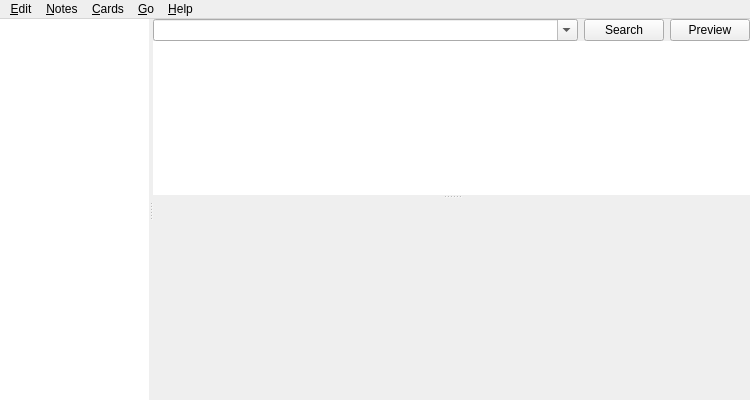
Qt form designer/browser.ui (ankitects/anki) before a commit.
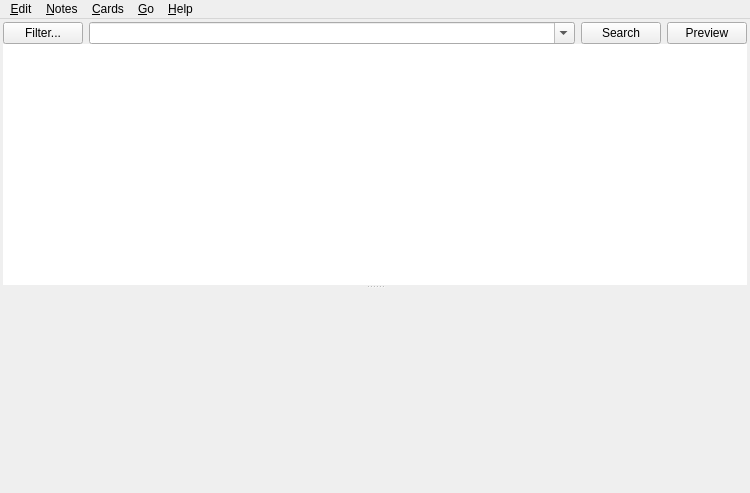
The same form after that commit. Icons and pictures are not drawn.

Commit message:
remove sidebar in browser
use a pop-up menu instead, which saves a lot of screen real estate and
should be more intuitive for new users

also:

- add options to manage note types and clear unused tags in the relevant
submenus
- shuffle a few shortcut keys
- remove the old favourites code - saving and removing now done via the
menu
- individual card templates now searchable

```diff
--- a/designer/browser.ui
+++ b/designer/browser.ui
@@ -7,7 +7,7 @@
     <x>0</x>
     <y>0</y>
     <width>750</width>
-    <height>400</height>
+    <height>493</height>
    </rect>
   </property>
   <property name="minimumSize">
@@ -26,35 +26,12 @@
   <widget class="QWidget" name="centralwidget">
    <layout class="QVBoxLayout" name="verticalLayout_3">
     <property name="spacing">
-     <number>0</number>
+     <number>3</number>
     </property>
     <property name="margin">
-     <number>0</number>
+     <number>3</number>
     </property>
     <item>
-     <widget class="QSplitter" name="splitter_2">
-      <property name="orientation">
-       <enum>Qt::Horizontal</enum>
-      </property>
-      <widget class="QTreeWidget" name="tree">
-       <property name="sizePolicy">
-        <sizepolicy hsizetype="Expanding" vsizetype="Expanding">
-         <horstretch>1</horstretch>
-         <verstretch>0</verstretch>
-        </sizepolicy>
-       </property>
-       <property name="frameShape">
-        <enum>QFrame::NoFrame</enum>
-       </property>
-       <attribute name="headerVisible">
-        <bool>false</bool>
-       </attribute>
-       <column>
-        <property name="text">
-         <string notr="true">1</string>
-        </property>
-       </column>
-      </widget>
       <widget class="QSplitter" name="splitter">
        <property name="sizePolicy">
         <sizepolicy hsizetype="Preferred" vsizetype="Expanding">
@@ -96,7 +73,7 @@
            <property name="rightMargin">
             <number>0</number>
            </property>
-           <item row="0" column="0">
+          <item row="0" column="1">
             <widget class="QComboBox" name="searchEdit">
              <property name="sizePolicy">
               <sizepolicy hsizetype="Expanding" vsizetype="Fixed">
@@ -112,14 +89,14 @@
              </property>
             </widget>
            </item>
-           <item row="0" column="1">
+          <item row="0" column="2">
             <widget class="QPushButton" name="searchButton">
              <property name="text">
               <string>Search</string>
              </property>
             </widget>
            </item>
-           <item row="0" column="2">
+          <item row="0" column="3">
             <widget class="QPushButton" name="previewButton">
              <property name="text">
               <string>Preview</string>
@@ -132,6 +109,13 @@
              </property>
             </widget>
            </item>
+          <item row="0" column="0">
+           <widget class="QPushButton" name="filter">
+            <property name="text">
+             <string>Filter...</string>
+            </property>
+           </widget>
+          </item>
           </layout>
          </item>
          <item>
@@ -231,7 +215,6 @@
         </layout>
        </widget>
       </widget>
-     </widget>
     </item>
    </layout>
   </widget>
```
Left out of the diff: 17 changed lines with no effect on the pictures. Lines whose indentation alone changed are shown as unchanged. The commit also changes 1 other file.
